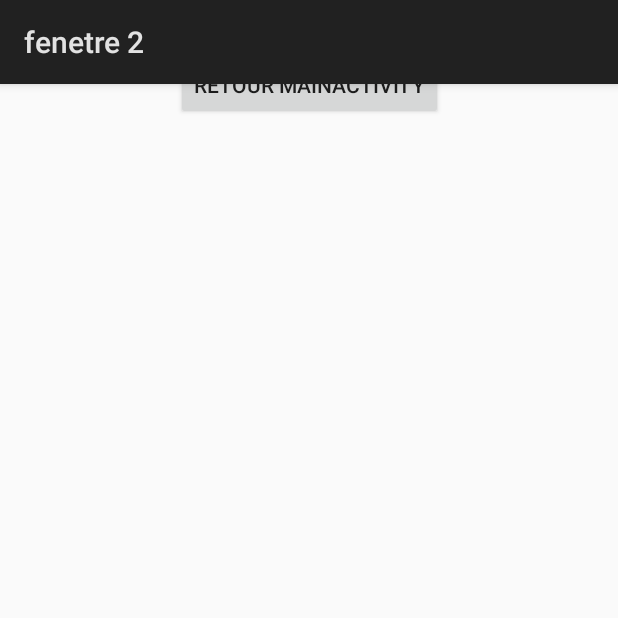
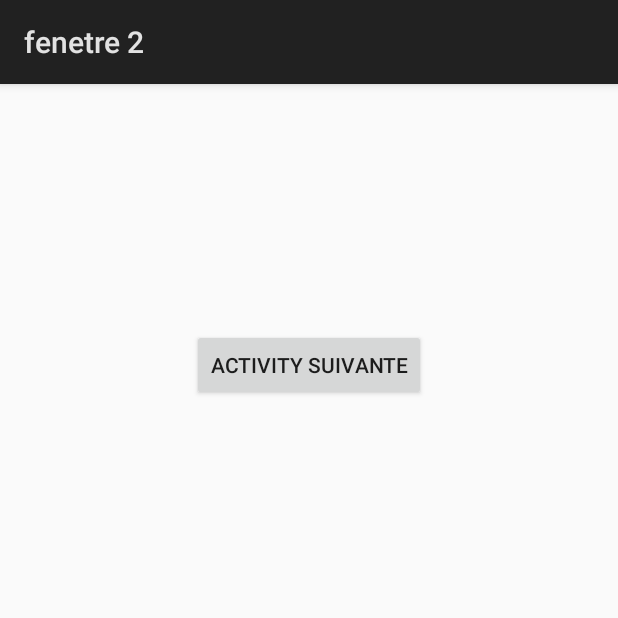
Before and after one commit to SebTuc/TpAndroidRIL, an Android app: the screen it shows after launch (Main2Activity), after a tap on "SEND TO ACTIVITY 2", on a phone screen of 412 x 824 dp, the top half of it. Run offline under Robolectric (Android 15) with nearby library versions, the phone set to English and light mode, and no system bars.

Commit message:
Changement pas pris en compte pour 1->2->3->1

```diff
--- a/TestIntent/app/src/main/AndroidManifest.xml
+++ b/TestIntent/app/src/main/AndroidManifest.xml
@@ -16,7 +16,8 @@
                 <category android:name="android.intent.category.LAUNCHER" />
             </intent-filter>
         </activity>
-        <activity android:name=".Main2Activity"></activity>
+        <activity android:name=".Main2Activity" />
+        <activity android:name=".Main3Activity"></activity>
     </application>
 
 </manifest>
--- a/TestIntent/app/src/main/java/com/imoroney/testintent/MainActivity.java
+++ b/TestIntent/app/src/main/java/com/imoroney/testintent/MainActivity.java
@@ -28,12 +28,12 @@ public class MainActivity extends Activity{
                 Bundle objetbunble = new Bundle();
                 objetbunble.putString("passInfo",textChampSaisie.getText().toString());
                 defineIntent.putExtras(objetbunble);
-                lecontext.startActivityForResult(defineIntent,1);
+                lecontext.startActivity(defineIntent);
             }
         });
     }
 
-    @Override
+    /*@Override
     protected void onActivityResult(int requestCode, int resultCode, Intent data) {
         super.onActivityResult(requestCode, resultCode, data);
         if (requestCode == 1) {
@@ -42,7 +42,7 @@ public class MainActivity extends Activity{
                 textChampSaisie.setText(data.getStringExtra("passInfo"));
             }
         }
-    }
+    }*/
     /*public void onClick(View v){
         if(v==button){
             Intent intent = new Intent(Intent.ACTION_WEB_SEARCH);
--- a/TestIntent/app/src/main/res/layout/activity_main2.xml
+++ b/TestIntent/app/src/main/res/layout/activity_main2.xml
@@ -10,9 +10,15 @@
         android:id="@+id/textView"
         android:layout_width="wrap_content"
         android:layout_height="wrap_content"
+        android:layout_marginStart="8dp"
+        android:layout_marginTop="8dp"
+        android:layout_marginEnd="8dp"
+        android:layout_marginBottom="8dp"
         android:text="Test activite 2"
-        tools:layout_editor_absoluteX="150dp"
-        tools:layout_editor_absoluteY="227dp"
+        app:layout_constraintBottom_toBottomOf="parent"
+        app:layout_constraintEnd_toEndOf="parent"
+        app:layout_constraintStart_toStartOf="parent"
+        app:layout_constraintTop_toTopOf="parent"
         tools:ignore="MissingConstraints" />
 
     <Button
@@ -23,7 +29,7 @@
         android:layout_marginTop="8dp"
         android:layout_marginEnd="8dp"
         android:layout_marginBottom="8dp"
-        android:text="Retour mainActivity"
+        android:text="Activity suivante"
         app:layout_constraintBottom_toTopOf="@+id/textView"
         app:layout_constraintEnd_toEndOf="parent"
         app:layout_constraintStart_toStartOf="parent"
```
Also changed, not shown: TestIntent/app/src/main/java/com/imoroney/testintent/Main2Activity.java (+14 -2 lines).
